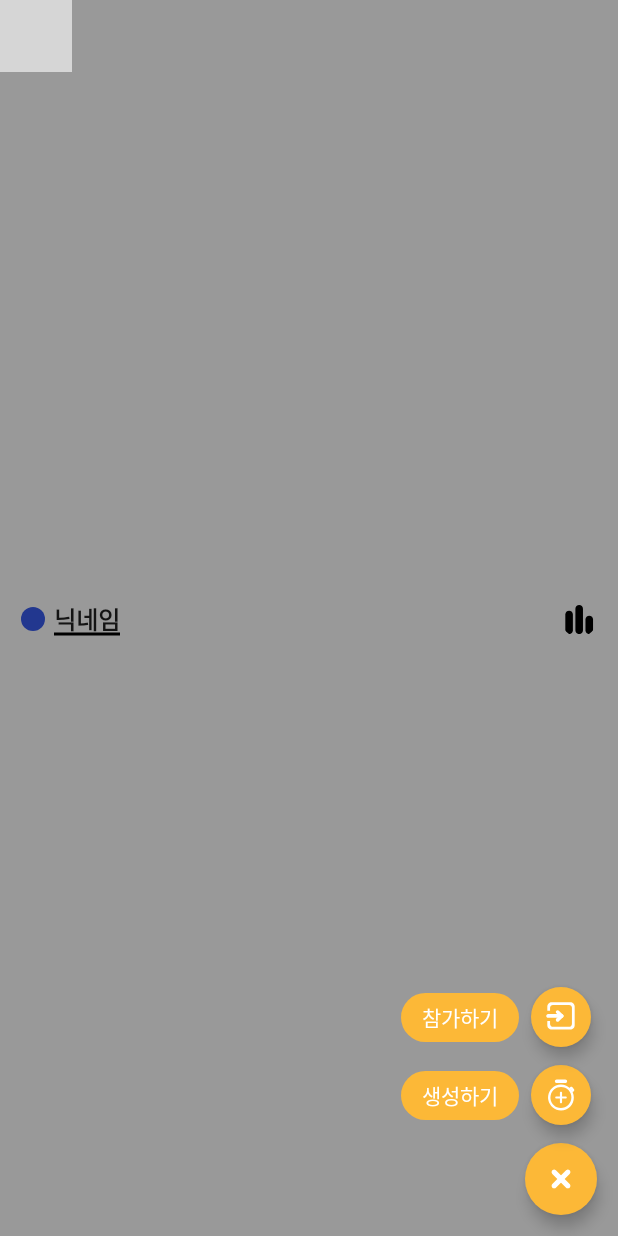
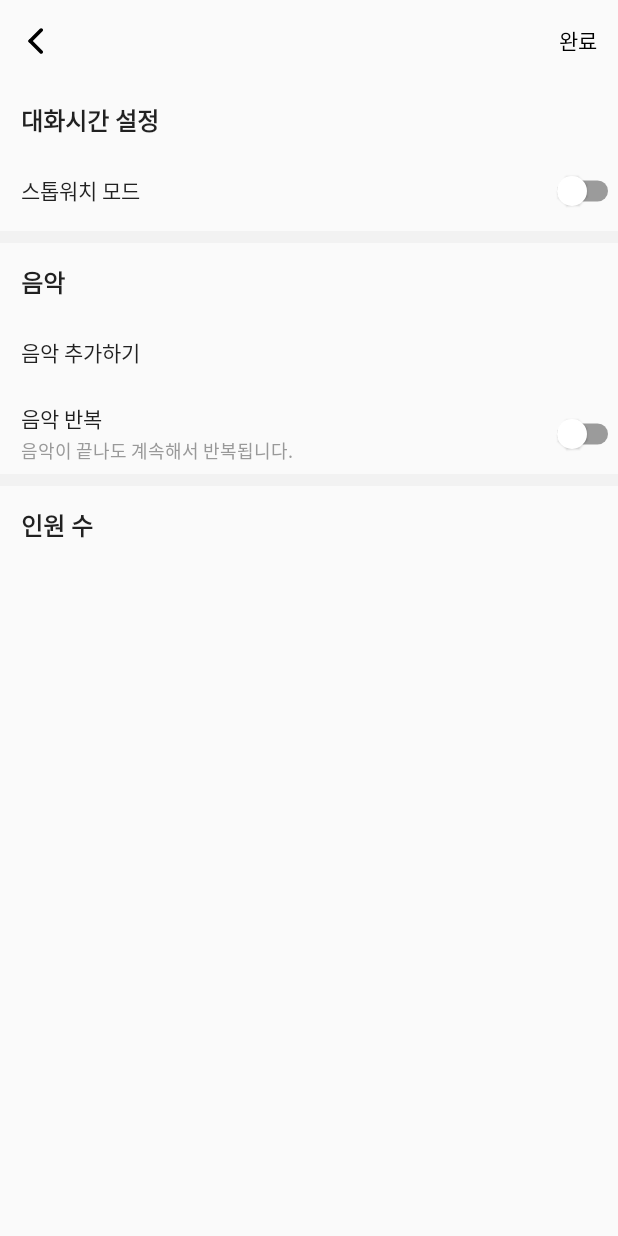
Before and after one commit to sghoregooteitehoo03/NeedTalk, an Android app built with Jetpack Compose: the screen it shows after launch (MainActivity), after a tap on "생성하기", on a phone screen of 412 x 824 dp. Run offline under Robolectric (Android 15) with nearby library versions, the phone set to English and light mode, and no system bars; our stand-ins replace Dagger/Hilt's generated code, Room's generated code, constraintlayout-compose, paging; libraries missing offline, so code that uses them is left out: com.holix.android; 2 other taps on this screen came first; grey boxes are pictures that could not be loaded.

Commit message:
feat: 생성하기 화면 구현 중 - CreateScreen, Route 클래스 추가() - CreateScreen으로 이동하기 위한 ClickCreate Event 추가 - 화면 전환 코드 추가(AppNavController) - Custom Slider 구현 중

```diff
--- /dev/null
+++ b/app/src/main/java/com/sghore/needtalk/presentation/ui/AppNavController.kt
@@ -0,0 +1,32 @@
+package com.sghore.needtalk.presentation.ui
+
+import androidx.compose.runtime.Composable
+import androidx.navigation.NavHostController
+import androidx.navigation.compose.NavHost
+import androidx.navigation.compose.composable
+import com.sghore.needtalk.presentation.ui.create_screen.CreateRoute
+import com.sghore.needtalk.presentation.ui.home_screen.HomeRoute
+
+@Composable
+fun AppNavHost(
+    navController: NavHostController,
+    startDestination: String = UiScreen.HomeScreen.route
+) {
+    NavHost(
+        navController = navController,
+        startDestination = startDestination
+    ) {
+        composable(UiScreen.HomeScreen.route) {
+            HomeRoute(
+                navigateToCreateScreen = { navigateToCreateScreen(navController) }
+            )
+        }
+        composable(UiScreen.CreateScreen.route) {
+            CreateRoute()
+        }
+    }
+}
+
+private fun navigateToCreateScreen(navController: NavHostController) {
+    navController.navigate(UiScreen.CreateScreen.route)
+}
--- a/app/src/main/java/com/sghore/needtalk/presentation/ui/MainActivity.kt
+++ b/app/src/main/java/com/sghore/needtalk/presentation/ui/MainActivity.kt
@@ -17,14 +17,8 @@ class MainActivity : ComponentActivity() {
         setContent {
             NeedTalkTheme {
                 val navController = rememberNavController()
-                NavHost(
-                    navController = navController,
-                    startDestination = UiScreen.HomeScreen.route
-                ) {
-                    composable(UiScreen.HomeScreen.route) {
-                        HomeRoute()
-                    }
-                }
+
+                AppNavHost(navController = navController)
             }
         }
     }
--- a/app/src/main/java/com/sghore/needtalk/presentation/ui/UiScreen.kt
+++ b/app/src/main/java/com/sghore/needtalk/presentation/ui/UiScreen.kt
@@ -2,4 +2,5 @@ package com.sghore.needtalk.presentation.ui
 
 sealed class UiScreen(val route: String) {
     data object HomeScreen : UiScreen(route = "Home")
+    data object CreateScreen : UiScreen(route = "Create")
 }
--- /dev/null
+++ b/app/src/main/java/com/sghore/needtalk/presentation/ui/create_screen/CreateRoute.kt
@@ -0,0 +1,8 @@
+package com.sghore.needtalk.presentation.ui.create_screen
+
+import androidx.compose.runtime.Composable
+
+@Composable
+fun CreateRoute() {
+    CreateScreen()
+}
--- /dev/null
+++ b/app/src/main/java/com/sghore/needtalk/presentation/ui/create_screen/CreateScreen.kt
@@ -0,0 +1,396 @@
+package com.sghore.needtalk.presentation.ui.create_screen
+
+import androidx.compose.foundation.Canvas
+import androidx.compose.foundation.background
+import androidx.compose.foundation.gestures.detectDragGestures
+import androidx.compose.foundation.gestures.detectTapGestures
+import androidx.compose.foundation.layout.Arrangement
+import androidx.compose.foundation.layout.Box
+import androidx.compose.foundation.layout.Column
+import androidx.compose.foundation.layout.PaddingValues
+import androidx.compose.foundation.layout.Row
+import androidx.compose.foundation.layout.Spacer
+import androidx.compose.foundation.layout.fillMaxSize
+import androidx.compose.foundation.layout.fillMaxWidth
+import androidx.compose.foundation.layout.height
+import androidx.compose.foundation.layout.padding
+import androidx.compose.foundation.layout.size
+import androidx.compose.foundation.layout.width
+import androidx.compose.foundation.shape.CircleShape
+import androidx.compose.material.Divider
+import androidx.compose.material.Icon
+import androidx.compose.material.MaterialTheme
+import androidx.compose.material.Switch
+import androidx.compose.material.Text
+import androidx.compose.runtime.Composable
+import androidx.compose.runtime.getValue
+import androidx.compose.runtime.mutableStateOf
+import androidx.compose.runtime.remember
+import androidx.compose.runtime.setValue
+import androidx.compose.ui.Alignment
+import androidx.compose.ui.Modifier
+import androidx.compose.ui.draw.clip
+import androidx.compose.ui.graphics.Color
+import androidx.compose.ui.input.pointer.pointerInput
+import androidx.compose.ui.platform.LocalConfiguration
+import androidx.compose.ui.res.colorResource
+import androidx.compose.ui.res.painterResource
+import androidx.compose.ui.text.font.FontWeight
+import androidx.compose.ui.tooling.preview.Preview
+import androidx.compose.ui.unit.dp
+import com.sghore.needtalk.R
+import com.sghore.needtalk.presentation.ui.theme.NeedTalkTheme
+import com.sghore.needtalk.presentation.ui.theme.Orange50
+import kotlin.math.max
+import kotlin.math.roundToInt
+
+@Composable
+fun CreateScreen(
+
+) {
+    Column(modifier = Modifier.fillMaxSize()) {
+        Box(
+            modifier = Modifier
+                .fillMaxWidth()
+                .height(54.dp)
+                .padding(start = 14.dp, end = 14.dp),
+            contentAlignment = Alignment.CenterStart
+        ) {
+            Icon(
+                modifier = Modifier
+                    .clip(CircleShape)
+                    .size(24.dp),
+                painter = painterResource(id = R.drawable.ic_back_arrow),
+                contentDescription = "NavigateUp",
+                tint = MaterialTheme.colors.onPrimary
+            )
+            Text(
+                modifier = Modifier.align(Alignment.CenterEnd),
+                text = "완료",
+                style = MaterialTheme.typography.body1.copy(color = MaterialTheme.colors.onPrimary)
+            )
+        }
+        OptionLayout(
+            modifier = Modifier.fillMaxWidth(),
+            optionTitle = "대화시간 설정"
+        ) {
+            OptionItemWithSwitch(
+                text = "스톱워치 모드",
+                isChecked = false,
+                onCheckedChange = {}
+            )
+        }
+        Divider(
+            modifier = Modifier.fillMaxWidth(),
+            color = colorResource(id = R.color.light_gray),
+            thickness = 8.dp
+        )
+        OptionLayout(
+            modifier = Modifier.fillMaxWidth(),
+            optionTitle = "음악"
+        ) {
+            OptionItem(
+                text = "음악 추가하기"
+            )
+            OptionItemWithSwitch(
+                text = "음악 반복",
+                subText = "음악이 끝나도 계속해서 반복됩니다.",
+                isChecked = false,
+                onCheckedChange = {}
+            )
+        }
+        Divider(
+            modifier = Modifier.fillMaxWidth(),
+            color = colorResource(id = R.color.light_gray),
+            thickness = 8.dp
+        )
+        OptionLayout(
+            modifier = Modifier.fillMaxWidth(),
+            optionTitle = "인원 수"
+        ) {
+
+        }
+    }
+}
+
+@Composable
+fun OptionLayout(
+    modifier: Modifier = Modifier,
+    optionTitle: String,
+    content: @Composable () -> Unit
+) {
+    Column(
+        modifier = modifier
+    ) {
+        Text(
+            modifier = Modifier.padding(start = 14.dp, top = 14.dp),
+            text = optionTitle,
+            style = MaterialTheme.typography.h5.copy(fontWeight = FontWeight.Bold)
+        )
+        Spacer(modifier = Modifier.height(8.dp))
+        content()
+    }
+}
+
+@Composable
+fun OptionItem(
+    modifier: Modifier = Modifier,
+    text: String,
+    subText: String = ""
+) {
+    Column(
+        modifier = modifier
+            .fillMaxWidth()
+            .height(54.dp)
+            .padding(start = 14.dp, end = 14.dp),
+        verticalArrangement = Arrangement.Center
+    ) {
+        Text(
+            text = text,
+            style = MaterialTheme.typography.body1
+        )
+        if (subText.isNotEmpty()) {
+            Spacer(modifier = Modifier.height(2.dp))
+            Text(
+                text = subText,
+                style = MaterialTheme.typography.subtitle2.copy(
+                    color = colorResource(id = R.color.gray)
+                )
+            )
+        }
+    }
+}
+
+@Composable
+fun OptionItemWithSwitch(
+    modifier: Modifier = Modifier,
+    text: String,
+    subText: String = "",
+    isChecked: Boolean,
+    onCheckedChange: (Boolean) -> Unit
+) {
+    Box(modifier = modifier) {
+        OptionItem(
+            modifier = Modifier.align(Alignment.CenterStart),
+            text = text,
+            subText = subText
+        )
+        Switch(
+            modifier = Modifier.align(Alignment.CenterEnd),
+            checked = isChecked,
+            onCheckedChange = onCheckedChange
+        )
+    }
+}
+
+@Composable
+fun SetTimer(
+    modifier: Modifier = Modifier
+) {
+    var time by remember {
+        mutableStateOf(0L)
+    }
+    var currentProgress by remember {
+        mutableStateOf(0f)
+    }
+    var thumbPos by remember {
+        mutableStateOf(0f)
+    }
+    val maxWidth = LocalConfiguration.current.screenWidthDp
+
+    Column {
+        Text(text = "progress: ${currentProgress}")
+        Row(
+            modifier = modifier
+                .fillMaxWidth()
+                .pointerInput(Unit) {
+                    detectDragGestures { change, dragAmount ->
+                        thumbPos += (dragAmount.x / 2.5.dp.value)
+                        thumbPos = thumbPos.coerceIn(0f, maxWidth.toFloat())
+
+                        currentProgress = thumbPos / maxWidth
+                    }
+                },
+            verticalAlignment = Alignment.CenterVertically
+        ) {
+            val repeatTime = maxWidth / 8
+            repeat(repeatTime + 1) { index ->
+                Box(
+                    modifier = modifier
+                        .width(4.dp)
+                            then (
+                            if ((8.dp.value) * (index + 1) <= thumbPos) {
+                                val randomDp = remember { (30..52).random().dp }
+                                Modifier
+                                    .height(randomDp)
+                                    .background(color = Orange50, shape = CircleShape)
+                            } else {
+                                Modifier
+                                    .height(26.dp)
+                                    .background(
+                                        color = colorResource(id = R.color.light_gray),
+                                        shape = CircleShape
+                                    )
+                            })
+                )
+                Spacer(modifier = Modifier.width(4.dp))
+            }
+        }
+    }
+
+}
+
+@Preview
+@Composable
+fun SetTimerPreview() {
+    NeedTalkTheme {
+        SetTimer()
+    }
+}
+
+
+//@Composable
+//fun LinearSlider(
+//    value: Float,
+//    onValueChange: (Float) -> Unit,
+//    modifier: Modifier = Modifier,
+//    range: ClosedFloatingPointRange<Float> = 0f..1f,
+//    steps: Int = 100,
+//    activeTrackColor: Color = Color(0xFF6200EE),
+//    inactiveTrackColor: Color = Color(0xFFBDBDBD),
+//    thumbColor: Color = Color(0xFF6200EE),
+//    showValue: Boolean = true,
+//) {
+//    var currentValue by remember { mutableStateOf(value) }
+//    var thumbPosition by remember { mutableStateOf(0f) }
+//
+//    Box(
+//        modifier = modifier
+//            .fillMaxWidth()
+//            .height(48.dp)
+//            .padding(horizontal = 16.dp)
+//            .background(MaterialTheme.colorScheme.surface)
+//            .pointerInput(Unit) {
+//                detectTransformGestures { _, panGesture ->
+//                    thumbPosition += panGesture.x
+//                    thumbPosition = thumbPosition.coerceIn(0f, size.width)
+//                    currentValue = calculateValue(thumbPosition, size.width, range)
+//                    onValueChange(currentValue)
+//                }
+//            }
+//    ) {
+//        Canvas(
+//            modifier = Modifier
+//                .fillMaxSize()
+//        ) {
+//            drawLinearSlider(
+//                size = size,
+//                range = range,
+//                activeTrackColor = activeTrackColor,
+//                inactiveTrackColor = inactiveTrackColor
+//            )
+//
+//            thumbPosition = calculateThumbPosition(currentValue, size.width, range)
+//            drawThumb(thumbPosition, thumbColor)
+//
+//            if (showValue) {
+//                drawValueText(currentValue, size.width, range)
+//            }
+//        }
+//    }
+//}
+//
+//@Composable
+//private fun DrawScope.drawLinearSlider(
+//    size: Size,
+//    range: ClosedFloatingPointRange<Float>,
+//    activeTrackColor: Color,
+//    inactiveTrackColor: Color
+//) {
+//    val trackHeight = size.height / 4
+//    val trackY = size.height / 2 - trackHeight / 2
+//    val trackRect = Rect(0f, trackY, size.width, trackY + trackHeight)
+//
+//    drawRoundRect(
+//        color = inactiveTrackColor,
+//        size = trackRect.size,
+//        cornerRadius = CornerRadius.Zero
+//    )
+//
+//    val activeTrackWidth = calculateThumbPosition(range.endInclusive, size.width, range)
+//    val activeTrackRect = Rect(0f, trackY, activeTrackWidth, trackY + trackHeight)
+//
+//    drawRoundRect(
+//        color = activeTrackColor,
+//        size = activeTrackRect.size,
+//        cornerRadius = CornerRadius.Zero
+//    )
+//}
+//
+//@Composable
+//private fun DrawScope.drawThumb(thumbPosition: Float, thumbColor: Color) {
+//    val thumbRadius = 12.dp.toPx()
+//    val thumbY = size.height / 2
+//
+//    drawCircle(
+//        color = thumbColor,
+//        center = Offset(thumbPosition, thumbY),
+//        radius = thumbRadius,
+//    )
+//}
+//
+//@Composable
+//private fun DrawScope.drawValueText(currentValue: Float, width: Float, range: ClosedFloatingPointRange<Float>) {
+//    val textPadding = 8.dp.toPx()
+//    val valueText = "%.2f".format(currentValue)
+//    val textWidth = with(LocalDensity.current) {
+//        Paint().apply {
+//            this.textSize = 16.sp.toPx()
+//        }.measureText(valueText)
+//    }
+//    val textX = calculateThumbPosition(currentValue, width, range) - textWidth / 2
+//
+//    drawRoundRect(
+//        color = MaterialTheme.colorScheme.surface,
+//        size = Size(textWidth + textPadding * 2, 28.dp.toPx()),
+//        topLeft = Offset(textX - textPadding, size.height / 4 - 28.dp.toPx()),
+//        cornerRadius = CornerRadius.Zero
+//    )
+//
+//    drawIntoCanvas {
+//        it.nativeCanvas.drawText(
+//            text = valueText,
+//            x = textX + textPadding,
+//            y = size.height / 4,
+//            Paint().apply {
+//                this.color = MaterialTheme.colorScheme.onSurface
+//                this.textSize = 16.sp.toPx()
+//            }
+//        )
+//    }
+//}
+//
+//@Composable
+//fun calculateThumbPosition(value: Float, width: Float, range: ClosedFloatingPointRange<Float>): Float {
+//    return (value - range.start) / (range.endInclusive - range.start) * width
+//}
+//
+//@Composable
+//fun calculateValue(thumbPosition: Float, width: Float, range: ClosedFloatingPointRange<Float>): Float {
+//    val progress = thumbPosition / width
+//    return range.start + progress * (range.endInclusive - range.start)
+//}
+//
+//@Preview(showBackground = true)
+//@Composable
+//fun LinearSliderPreview() {
+//    FeatherAndroidTasksTheme {
+//        LinearSlider(
+//            value = 0.5f,
+//            onValueChange = {},
+//            modifier = Modifier
+//                .fillMaxWidth()
+//                .padding(16.dp)
+//        )
+//    }
+//}
--- a/app/src/main/java/com/sghore/needtalk/presentation/ui/home_screen/HomeRoute.kt
+++ b/app/src/main/java/com/sghore/needtalk/presentation/ui/home_screen/HomeRoute.kt
@@ -25,7 +25,8 @@ import kotlinx.coroutines.flow.collectLatest
 @SuppressLint("HardwareIds")
 @Composable
 fun HomeRoute(
-    viewModel: HomeViewModel = hiltViewModel()
+    viewModel: HomeViewModel = hiltViewModel(),
+    navigateToCreateScreen: () -> Unit
 ) {
     val context = LocalContext.current
     val uiState by viewModel.uiState.collectAsStateWithLifecycle()
@@ -40,6 +41,11 @@ fun HomeRoute(
 
                 is HomeUiEvent.ClickStartAndClose -> {
                     viewModel.clickStartAndClose()
+                }
+
+                is HomeUiEvent.ClickCreate -> {
+                    viewModel.clickStartAndClose()
+                    navigateToCreateScreen()
                 }
 
                 is HomeUiEvent.SuccessUpdateUserName -> {
--- a/app/src/main/java/com/sghore/needtalk/presentation/ui/home_screen/HomeScreen.kt
+++ b/app/src/main/java/com/sghore/needtalk/presentation/ui/home_screen/HomeScreen.kt
@@ -148,7 +148,7 @@ fun HomeScreen(
                         end.linkTo(parent.end, margin = 14.dp)
                         bottom.linkTo(startCloseBtnRef.top, margin = 12.dp)
                     },
-                onClick = { /*TODO*/ }
+                onClick = { onEvent(HomeUiEvent.ClickCreate) }
             ) {
                 Icon(
                     modifier = Modifier.size(24.dp),
@@ -171,7 +171,8 @@ fun HomeScreen(
                     top = 6.dp,
                     bottom = 6.dp
                 ),
-                onClick = {})
+                onClick = { onEvent(HomeUiEvent.ClickCreate) }
+            )
             FloatingActionButton(
                 modifier = Modifier
                     .size(40.dp)
--- a/app/src/main/java/com/sghore/needtalk/presentation/ui/home_screen/HomeUiEvent.kt
+++ b/app/src/main/java/com/sghore/needtalk/presentation/ui/home_screen/HomeUiEvent.kt
@@ -5,4 +5,5 @@ sealed interface HomeUiEvent {
     data object SuccessUpdateUserName : HomeUiEvent
 
     data object ClickStartAndClose : HomeUiEvent
+    data object ClickCreate : HomeUiEvent
 }
--- /dev/null
+++ b/app/src/main/res/drawable/ic_back_arrow.xml
@@ -0,0 +1,12 @@
+<vector xmlns:android="http://schemas.android.com/apk/res/android"
+    android:width="100dp"
+    android:height="100dp"
+    android:viewportWidth="100"
+    android:viewportHeight="100">
+  <path
+      android:fillColor="#FF000000"
+      android:pathData="M59.71,15.85L59.71,15.85A5.16,5.16 0,0 1,59.71 23.14L29.31,53.55A5.16,5.16 90,0 1,22.01 53.55L22.01,53.55A5.16,5.16 90,0 1,22.01 46.25L52.42,15.85A5.16,5.16 0,0 1,59.71 15.85z"/>
+  <path
+      android:fillColor="#FF000000"
+      android:pathData="M22.01,46.45L22.01,46.45A5.16,5.16 0,0 1,29.31 46.45L59.71,76.86A5.16,5.16 90,0 1,59.71 84.15L59.71,84.15A5.16,5.16 90,0 1,52.42 84.15L22.01,53.75A5.16,5.16 0,0 1,22.01 46.45z"/>
+</vector>
```
